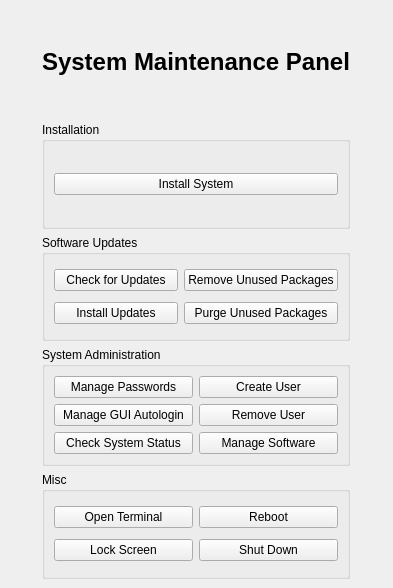
First picture: the form in ui/ui_mainwindow.ui, repository Kicksecure/sysmaint-panel, before the edit.
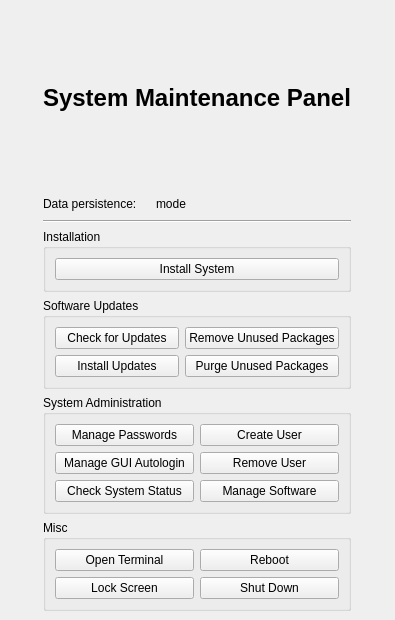
Second picture: the form after the edit.

Commit message: Add data persistence info

What changed in the file:
```diff
--- a/ui/ui_mainwindow.ui
+++ b/ui/ui_mainwindow.ui
@@ -6,8 +6,8 @@
    <rect>
     <x>0</x>
     <y>0</y>
-    <width>393</width>
-    <height>588</height>
+    <width>395</width>
+    <height>620</height>
    </rect>
   </property>
   <property name="windowTitle">
@@ -22,8 +22,36 @@
       </property>
      </widget>
     </item>
-    <item row="0" column="2">
-     <spacer name="horizontalSpacer_2">
+    <item row="1" column="1">
+     <layout class="QVBoxLayout" name="verticalLayout">
+      <item>
+       <layout class="QHBoxLayout" name="horizontalLayout">
+        <item>
+         <widget class="QLabel" name="label_2">
+          <property name="text">
+           <string>Data persistence:</string>
+          </property>
+          <property name="scaledContents">
+           <bool>false</bool>
+          </property>
+         </widget>
+        </item>
+        <item>
+         <widget class="QLabel" name="bootModeIconLabel">
+          <property name="text">
+           <string/>
+          </property>
+         </widget>
+        </item>
+        <item>
+         <widget class="QLabel" name="bootModeNameLabel">
+          <property name="text">
+           <string>mode</string>
+          </property>
+         </widget>
+        </item>
+        <item>
+         <spacer name="horizontalSpacer_3">
       <property name="orientation">
        <enum>Qt::Horizontal</enum>
       </property>
@@ -35,20 +63,32 @@
       </property>
      </spacer>
     </item>
+       </layout>
+      </item>
+      <item>
+       <widget class="Line" name="line">
+        <property name="orientation">
+         <enum>Qt::Horizontal</enum>
+        </property>
+       </widget>
+      </item>
+      <item>
+       <widget class="QGroupBox" name="installationGroupBox">
+        <property name="title">
+         <string>Installation</string>
+        </property>
+        <layout class="QGridLayout" name="gridLayout_4">
     <item row="0" column="0">
-     <spacer name="horizontalSpacer">
-      <property name="orientation">
-       <enum>Qt::Horizontal</enum>
-      </property>
-      <property name="sizeHint" stdset="0">
-       <size>
-        <width>40</width>
-        <height>20</height>
-       </size>
-      </property>
-     </spacer>
-    </item>
-    <item row="2" column="1">
+          <widget class="QPushButton" name="installSystemButton">
+           <property name="text">
+            <string>Install System</string>
+           </property>
+          </widget>
+         </item>
+        </layout>
+       </widget>
+      </item>
+      <item>
      <widget class="QGroupBox" name="softwareUpdatesGroupBox">
       <property name="title">
        <string>Software Updates</string>
@@ -97,7 +137,7 @@
       </layout>
      </widget>
     </item>
-    <item row="3" column="1">
+      <item>
      <widget class="QGroupBox" name="systemAdministrationGroupBox">
       <property name="title">
        <string>System Administration</string>
@@ -166,23 +206,7 @@
       </layout>
      </widget>
     </item>
-    <item row="1" column="1">
-     <widget class="QGroupBox" name="installationGroupBox">
-      <property name="title">
-       <string>Installation</string>
-      </property>
-      <layout class="QGridLayout" name="gridLayout_4">
-       <item row="0" column="0">
-        <widget class="QPushButton" name="installSystemButton">
-         <property name="text">
-          <string>Install System</string>
-         </property>
-        </widget>
-       </item>
-      </layout>
-     </widget>
-    </item>
-    <item row="5" column="1">
+      <item>
      <widget class="QGroupBox" name="miscGroupBox">
       <property name="title">
        <string>Misc</string>
@@ -227,6 +251,34 @@
        </item>
       </layout>
      </widget>
+      </item>
+     </layout>
+    </item>
+    <item row="0" column="0">
+     <spacer name="horizontalSpacer">
+      <property name="orientation">
+       <enum>Qt::Horizontal</enum>
+      </property>
+      <property name="sizeHint" stdset="0">
+       <size>
+        <width>40</width>
+        <height>20</height>
+       </size>
+      </property>
+     </spacer>
+    </item>
+    <item row="0" column="2">
+     <spacer name="horizontalSpacer_2">
+      <property name="orientation">
+       <enum>Qt::Horizontal</enum>
+      </property>
+      <property name="sizeHint" stdset="0">
+       <size>
+        <width>40</width>
+        <height>20</height>
+       </size>
+      </property>
+     </spacer>
     </item>
    </layout>
   </widget>
```
Lines whose indentation alone changed are shown as unchanged. The commit also changes 2 other files.
